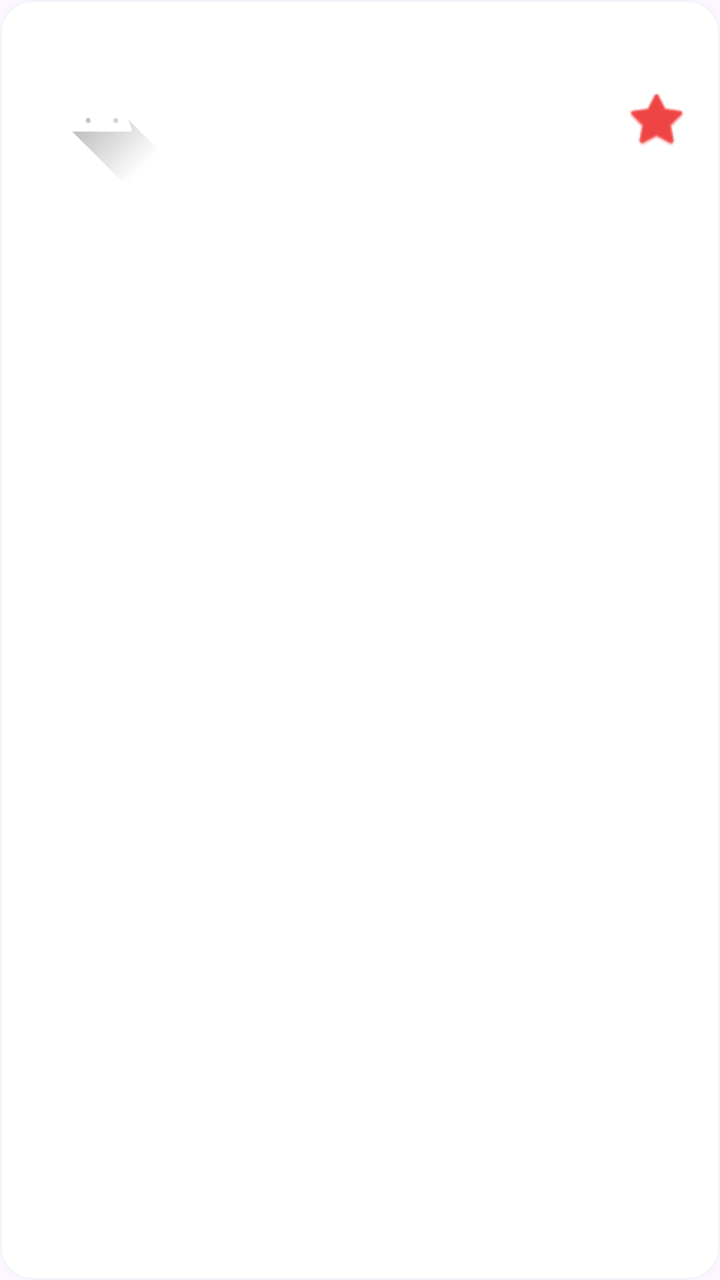
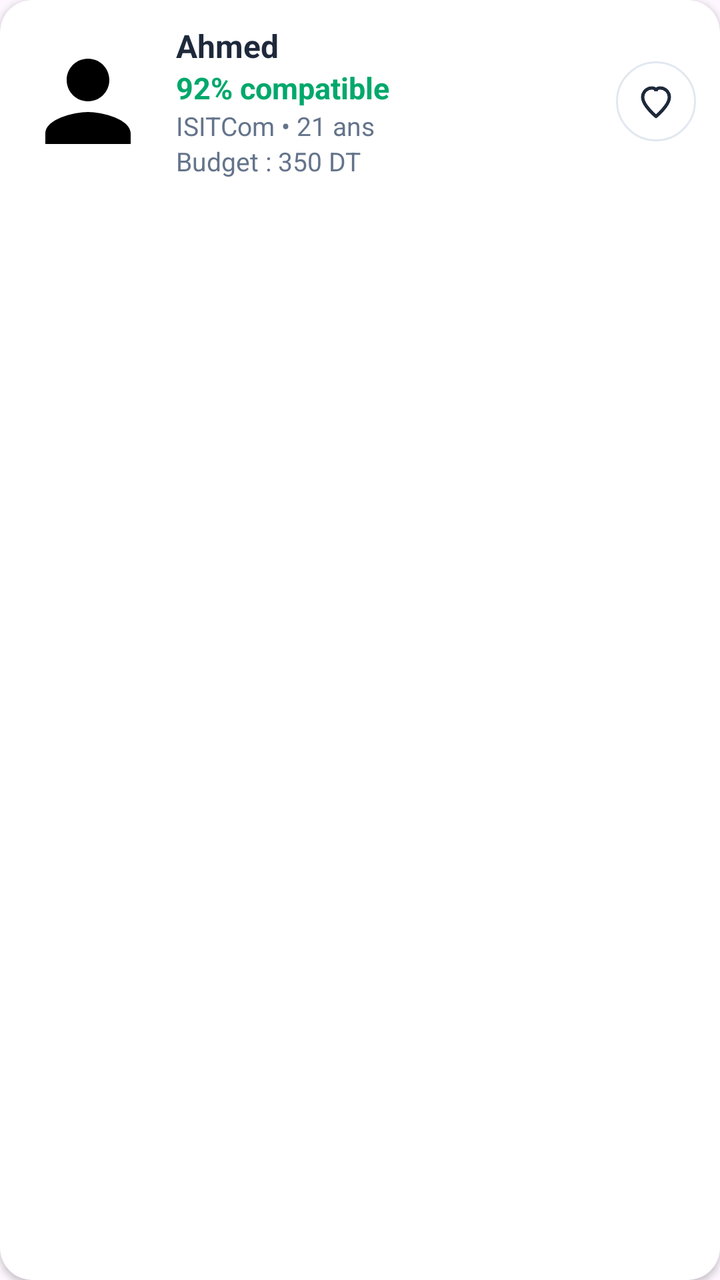

An Android layout rendered at two revisions. The XML below is the earlier revision; the diff shows what the commit changed to produce the second picture.
<!-- AndroidManifest.xml: application theme Theme.DIAR -->
<!-- res/layout/item_profil_coloc.xml -->
<?xml version="1.0" encoding="utf-8"?>
<com.google.android.material.card.MaterialCardView xmlns:android="http://schemas.android.com/apk/res/android"
    xmlns:app="http://schemas.android.com/apk/res-auto"
    android:layout_width="match_parent"
    android:layout_height="wrap_content"
    android:layout_marginBottom="16dp"
    app:cardBackgroundColor="#FFFFFF"
    app:cardCornerRadius="16dp"
    app:cardElevation="0dp"
    app:strokeColor="#F1F5F9"
    app:strokeWidth="1dp">

    <LinearLayout
        android:layout_width="match_parent"
        android:layout_height="wrap_content"
        android:gravity="center_vertical"
        android:orientation="horizontal"
        android:padding="16dp">

        
        <com.google.android.material.imageview.ShapeableImageView
            android:id="@+id/imgProfil"
            android:layout_width="70dp"
            android:layout_height="70dp"
            android:scaleType="centerCrop"
            android:src="@drawable/ic_launcher_foreground"
            app:shapeAppearanceOverlay="@style/ShapeAppearance.Material3.Corner.Full" />

        
        <LinearLayout
            android:layout_width="0dp"
            android:layout_height="wrap_content"
            android:layout_marginStart="16dp"
            android:layout_weight="1"
            android:orientation="vertical">

            <TextView
                android:id="@+id/txtNom"
                android:layout_width="wrap_content"
                android:layout_height="wrap_content"
                android:textColor="#0F172A"
                android:textSize="16sp"
                android:textStyle="bold" />

            <TextView
                android:id="@+id/txtCompatibilite"
                android:layout_width="wrap_content"
                android:layout_height="wrap_content"
                android:layout_marginTop="4dp"
                android:textColor="#00A86B"
                android:textSize="14sp"
                android:textStyle="bold" />

            <TextView
                android:id="@+id/txtUniversiteAge"
                android:layout_width="wrap_content"
                android:layout_height="wrap_content"
                android:layout_marginTop="4dp"
                android:textColor="#94A3B8"
                android:textSize="12sp" />

            <TextView
                android:id="@+id/txtBudget"
                android:layout_width="wrap_content"
                android:layout_height="wrap_content"
                android:layout_marginTop="4dp"
                android:textColor="#64748B"
                android:textSize="13sp" />
        </LinearLayout>

        
        <ImageButton
            android:id="@+id/btnFavorite"
            android:layout_width="32dp"
            android:layout_height="32dp"
            android:background="?attr/selectableItemBackgroundBorderless"
            android:contentDescription="Favori"
            android:src="@android:drawable/btn_star_big_on"
            app:tint="#EF4444" />

    </LinearLayout>
</com.google.android.material.card.MaterialCardView>
<!-- resources referenced by this layout -->
<resources>
  <!-- drawable ic_launcher_foreground (drawable) -->
  <vector xmlns:android="http://schemas.android.com/apk/res/android"
      xmlns:aapt="http://schemas.android.com/aapt"
      android:width="108dp"
      android:height="108dp"
      android:viewportWidth="108"
      android:viewportHeight="108">
      <path android:pathData="M31,63.928c0,0 6.4,-11 12.1,-13.1c7.2,-2.6 26,-1.4 26,-1.4l38.1,38.1L107,108.928l-32,-1L31,63.928z">
          <aapt:attr name="android:fillColor">
              <gradient
                  android:endX="85.84757"
                  android:endY="92.4963"
                  android:startX="42.9492"
                  android:startY="49.59793"
                  android:type="linear">
                  <item
                      android:color="#44000000"
                      android:offset="0.0" />
                  <item
                      android:color="#00000000"
                      android:offset="1.0" />
              </gradient>
          </aapt:attr>
      </path>
      <path
          android:fillColor="#FFFFFF"
          android:fillType="nonZero"
          android:pathData="M65.3,45.828l3.8,-6.6c0.2,-0.4 0.1,-0.9 -0.3,-1.1c-0.4,-0.2 -0.9,-0.1 -1.1,0.3l-3.9,6.7c-6.3,-2.8 -13.4,-2.8 -19.7,0l-3.9,-6.7c-0.2,-0.4 -0.7,-0.5 -1.1,-0.3C38.8,38.328 38.7,38.828 38.9,39.228l3.8,6.6C36.2,49.428 31.7,56.028 31,63.928h46C76.3,56.028 71.8,49.428 65.3,45.828zM43.4,57.328c-0.8,0 -1.5,-0.5 -1.8,-1.2c-0.3,-0.7 -0.1,-1.5 0.4,-2.1c0.5,-0.5 1.4,-0.7 2.1,-0.4c0.7,0.3 1.2,1 1.2,1.8C45.3,56.528 44.5,57.328 43.4,57.328L43.4,57.328zM64.6,57.328c-0.8,0 -1.5,-0.5 -1.8,-1.2s-0.1,-1.5 0.4,-2.1c0.5,-0.5 1.4,-0.7 2.1,-0.4c0.7,0.3 1.2,1 1.2,1.8C66.5,56.528 65.6,57.328 64.6,57.328L64.6,57.328z"
          android:strokeWidth="1"
          android:strokeColor="#00000000" />
  </vector>
  <style name="Theme.DIAR" parent="Base.Theme.DIAR" />
  <style name="Base.Theme.DIAR" parent="Theme.Material3.DayNight.NoActionBar">
          
          
      </style>
</resources>

<!-- the commit's change to res/layout/item_profil_coloc.xml (unified diff, before → after) -->
@@ -1,44 +1,40 @@
 <?xml version="1.0" encoding="utf-8"?>
-<com.google.android.material.card.MaterialCardView xmlns:android="http://schemas.android.com/apk/res/android"
+<androidx.cardview.widget.CardView xmlns:android="http://schemas.android.com/apk/res/android"
     xmlns:app="http://schemas.android.com/apk/res-auto"
     android:layout_width="match_parent"
     android:layout_height="wrap_content"
-    android:layout_marginBottom="16dp"
-    app:cardBackgroundColor="#FFFFFF"
+    android:layout_marginBottom="12dp"
     app:cardCornerRadius="16dp"
-    app:cardElevation="0dp"
-    app:strokeColor="#F1F5F9"
-    app:strokeWidth="1dp">
+    app:cardElevation="2dp">
 
     <LinearLayout
         android:layout_width="match_parent"
         android:layout_height="wrap_content"
-        android:gravity="center_vertical"
         android:orientation="horizontal"
-        android:padding="16dp">
+        android:padding="12dp"
+        android:gravity="center_vertical">
 
         
-        <com.google.android.material.imageview.ShapeableImageView
+        <ImageView
             android:id="@+id/imgProfil"
-            android:layout_width="70dp"
-            android:layout_height="70dp"
+            android:layout_width="64dp"
+            android:layout_height="64dp"
             android:scaleType="centerCrop"
-            android:src="@drawable/ic_launcher_foreground"
-            app:shapeAppearanceOverlay="@style/ShapeAppearance.Material3.Corner.Full" />
+            android:src="@drawable/ic_profile" />
 
-        
         <LinearLayout
             android:layout_width="0dp"
+            android:layout_weight="1"
             android:layout_height="wrap_content"
-            android:layout_marginStart="16dp"
-            android:layout_weight="1"
-            android:orientation="vertical">
+            android:orientation="vertical"
+            android:layout_marginStart="12dp">
 
             <TextView
                 android:id="@+id/txtNom"
                 android:layout_width="wrap_content"
                 android:layout_height="wrap_content"
-                android:textColor="#0F172A"
+                android:text="Ahmed"
+                android:textColor="#1E293B"
                 android:textSize="16sp"
                 android:textStyle="bold" />
 
@@ -46,37 +42,42 @@
                 android:id="@+id/txtCompatibilite"
                 android:layout_width="wrap_content"
                 android:layout_height="wrap_content"
-                android:layout_marginTop="4dp"
+                android:text="92% compatible"
                 android:textColor="#00A86B"
-                android:textSize="14sp"
+                android:textSize="15sp"
                 android:textStyle="bold" />
 
             <TextView
                 android:id="@+id/txtUniversiteAge"
                 android:layout_width="wrap_content"
                 android:layout_height="wrap_content"
-                android:layout_marginTop="4dp"
-                android:textColor="#94A3B8"
-                android:textSize="12sp" />
+                android:text="ISITCom • 21 ans"
+                android:textColor="#64748B"
+                android:textSize="13sp" />
 
             <TextView
                 android:id="@+id/txtBudget"
                 android:layout_width="wrap_content"
                 android:layout_height="wrap_content"
-                android:layout_marginTop="4dp"
+                android:text="Budget : 350 DT"
                 android:textColor="#64748B"
                 android:textSize="13sp" />
         </LinearLayout>
 
         
-        <ImageButton
-            android:id="@+id/btnFavorite"
-            android:layout_width="32dp"
-            android:layout_height="32dp"
-            android:background="?attr/selectableItemBackgroundBorderless"
-            android:contentDescription="Favori"
-            android:src="@android:drawable/btn_star_big_on"
-            app:tint="#EF4444" />
+        <ImageView
+            android:id="@+id/ivFavori"
+            android:layout_width="40dp"
+            android:layout_height="40dp"
+            android:background="@drawable/bg_circle_white"
+            android:padding="10dp"
+            android:scaleType="fitCenter"
+            android:src="@drawable/ic_heart_outline"
+            android:clickable="true"
+            android:focusable="true"
+            android:contentDescription="Ajouter aux favoris" />
+
+
 
     </LinearLayout>
-</com.google.android.material.card.MaterialCardView>
+</androidx.cardview.widget.CardView>
<!-- resource entries referenced after the edit -->
@@ -1,35 +1,31 @@
 <!-- resources referenced by this layout -->
 <resources>
-  <!-- drawable ic_launcher_foreground (drawable) -->
+  <!-- drawable bg_circle_white (drawable) -->
+  <shape xmlns:android="http://schemas.android.com/apk/res/android"
+      android:shape="oval">
+      <solid android:color="#FFFFFF" />
+      <stroke android:width="1dp" android:color="#E2E8F0" />
+  </shape>
+  <!-- drawable ic_heart_outline (drawable) -->
   <vector xmlns:android="http://schemas.android.com/apk/res/android"
-      xmlns:aapt="http://schemas.android.com/aapt"
-      android:width="108dp"
-      android:height="108dp"
-      android:viewportWidth="108"
-      android:viewportHeight="108">
-      <path android:pathData="M31,63.928c0,0 6.4,-11 12.1,-13.1c7.2,-2.6 26,-1.4 26,-1.4l38.1,38.1L107,108.928l-32,-1L31,63.928z">
-          <aapt:attr name="android:fillColor">
-              <gradient
-                  android:endX="85.84757"
-                  android:endY="92.4963"
-                  android:startX="42.9492"
-                  android:startY="49.59793"
-                  android:type="linear">
-                  <item
-                      android:color="#44000000"
-                      android:offset="0.0" />
-                  <item
-                      android:color="#00000000"
-                      android:offset="1.0" />
-              </gradient>
-          </aapt:attr>
-      </path>
+      android:width="24dp" android:height="24dp"
+      android:viewportWidth="24" android:viewportHeight="24">
       <path
-          android:fillColor="#FFFFFF"
-          android:fillType="nonZero"
-          android:pathData="M65.3,45.828l3.8,-6.6c0.2,-0.4 0.1,-0.9 -0.3,-1.1c-0.4,-0.2 -0.9,-0.1 -1.1,0.3l-3.9,6.7c-6.3,-2.8 -13.4,-2.8 -19.7,0l-3.9,-6.7c-0.2,-0.4 -0.7,-0.5 -1.1,-0.3C38.8,38.328 38.7,38.828 38.9,39.228l3.8,6.6C36.2,49.428 31.7,56.028 31,63.928h46C76.3,56.028 71.8,49.428 65.3,45.828zM43.4,57.328c-0.8,0 -1.5,-0.5 -1.8,-1.2c-0.3,-0.7 -0.1,-1.5 0.4,-2.1c0.5,-0.5 1.4,-0.7 2.1,-0.4c0.7,0.3 1.2,1 1.2,1.8C45.3,56.528 44.5,57.328 43.4,57.328L43.4,57.328zM64.6,57.328c-0.8,0 -1.5,-0.5 -1.8,-1.2s-0.1,-1.5 0.4,-2.1c0.5,-0.5 1.4,-0.7 2.1,-0.4c0.7,0.3 1.2,1 1.2,1.8C66.5,56.528 65.6,57.328 64.6,57.328L64.6,57.328z"
-          android:strokeWidth="1"
-          android:strokeColor="#00000000" />
+          android:fillColor="#00000000"
+          android:strokeColor="#1E293B"
+          android:strokeWidth="2"
+          android:pathData="M12,21C12,21 4,14.5 4,9.5C4,6.5 6.5,4 9.5,4C10.7,4 11.9,4.5 12,5.8C12.1,4.5 13.3,4 14.5,4C17.5,4 20,6.5 20,9.5C20,14.5 12,21 12,21Z" />
+  </vector>
+  <!-- drawable ic_profile (drawable) -->
+  <vector xmlns:android="http://schemas.android.com/apk/res/android"
+      android:width="24dp"
+      android:height="24dp"
+      android:viewportWidth="24"
+      android:viewportHeight="24">
+  
+      <path
+          android:fillColor="#000000"
+          android:pathData="M12,12c2.21,0 4,-1.79 4,-4s-1.79,-4 -4,-4 -4,1.79 -4,4 1.79,4 4,4zM12,14c-2.67,0 -8,1.34 -8,4v2h16v-2c0,-2.66 -5.33,-4 -8,-4z" />
   </vector>
   <style name="Theme.DIAR" parent="Base.Theme.DIAR" />
   <style name="Base.Theme.DIAR" parent="Theme.Material3.DayNight.NoActionBar">
